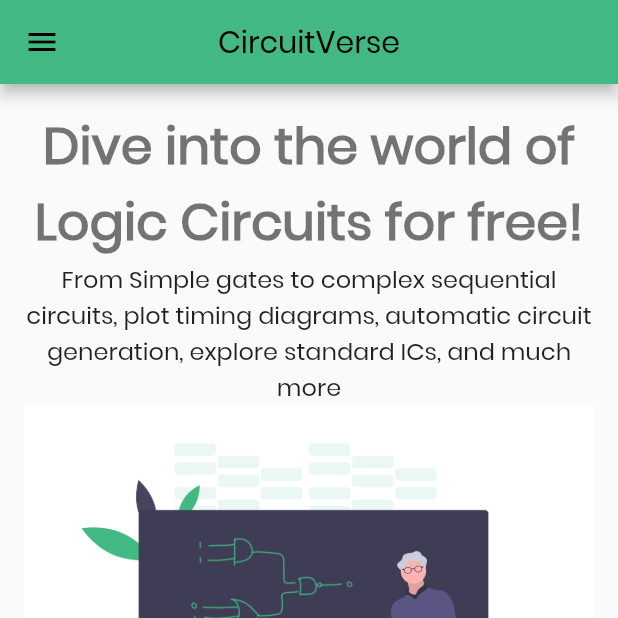
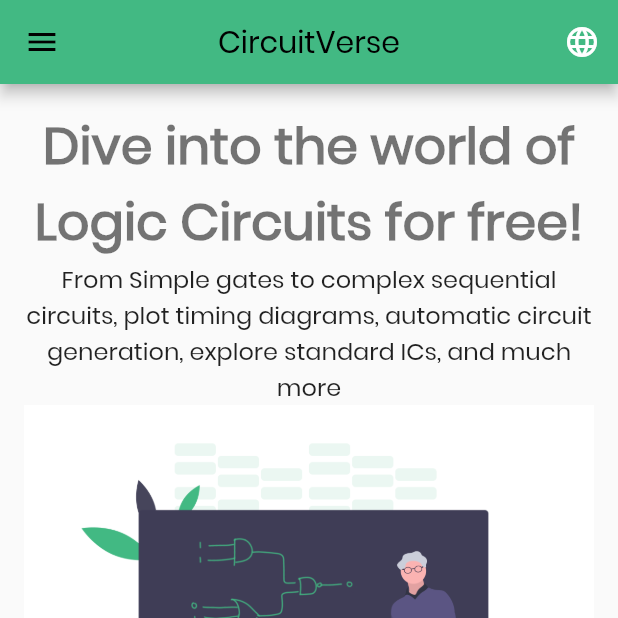
Before and after one commit to CircuitVerse/mobile-app, a Flutter app: the screen it shows after launch, on a phone screen of 412 x 824 dp, the top half of it. Run offline on Flutter 3.47's test engine with Material 2 defaults, Android fonts, the phone set to English and light mode, and no system bars; our stand-ins replace datetime_picker_formfield, flutter_html, flutter_icons, flutter_keyboard_visibility, flutter_markdown, flutter_svg and 14 more; missing offline and left inert: flutter_facebook_auth, flutter_math_fork, flutter_summernote, markdown, mockito, oauth2_client; accounts and stored records are empty; generated files the repository leaves out were written again; project files that could hold a hidden picture were left out.

Commit message:
add language switcher

```diff
--- /dev/null
+++ b/lib/locale/language.dart
@@ -0,0 +1,12 @@
+class L10n {
+  static String getLanguage(String code) {
+    switch (code) {
+      case 'hi':
+        return '🇮🇳 Hindi';
+      case 'en':
+        return '🇺🇸 English';
+      default:
+        return '🇺🇸 English';
+    }
+  }
+}
--- /dev/null
+++ b/lib/locale/language_picker.dart
@@ -0,0 +1,40 @@
+import 'package:flutter/material.dart';
+import 'package:mobile_app/locale/language.dart';
+import 'package:mobile_app/locale/locale.dart';
+import 'package:provider/provider.dart';
+import 'package:flutter_gen/gen_l10n/app_localizations.dart';
+
+class LanguagePickerWidget extends StatelessWidget {
+  @override
+  Widget build(BuildContext context) {
+    return DropdownButtonHideUnderline(
+      child: DropdownButton(
+        icon: Icon(
+                Icons.language,
+                color: Colors.white,
+              ),
+        items: AppLocalizations.supportedLocales.map(
+          (locale) {
+            final language = L10n.getLanguage(locale.languageCode);
+            return DropdownMenuItem(
+              value: locale,
+              onTap: () {
+                final provider =
+                    Provider.of<LocaleProvider>(context, listen: false);
+
+                provider.setLocale(locale);
+              },
+              child: Center(
+                child: Text(
+                  language,
+                  style: TextStyle(fontSize: 20),
+                ),
+              ),
+            );
+          },
+        ).toList(),
+        onChanged: (_) {},
+      ),
+    );
+  }
+}
--- /dev/null
+++ b/lib/locale/locale.dart
@@ -0,0 +1,19 @@
+import 'package:flutter/material.dart';
+import 'package:flutter_gen/gen_l10n/app_localizations.dart';
+
+class LocaleProvider extends ChangeNotifier {
+  Locale _locale;
+
+  Locale get locale => _locale;
+
+  void setLocale(Locale locale) {
+    if (!AppLocalizations.supportedLocales.contains(locale)) return;
+    _locale = locale;
+    notifyListeners();
+  }
+
+  void clearLocale() {
+    _locale = null;
+    notifyListeners();
+  }
+}
--- a/lib/main.dart
+++ b/lib/main.dart
@@ -4,9 +4,11 @@ import 'package:flutter_keyboard_visibility/flutter_keyboard_visibility.dart';
 import 'package:flutter_gen/gen_l10n/app_localizations.dart';
 import 'package:get/get.dart';
 import 'package:mobile_app/cv_theme.dart';
+import 'package:mobile_app/locale/locale.dart';
 import 'package:mobile_app/locator.dart';
 import 'package:mobile_app/services/database_service.dart';
 import 'package:mobile_app/utils/router.dart';
+import 'package:provider/provider.dart';
 import 'package:theme_provider/theme_provider.dart';
 import 'ui/views/startup_view.dart';
 
@@ -25,12 +27,14 @@ Future<void> main() async {
 class CircuitVerseMobile extends StatelessWidget {
   // This widget is the root of CircuitVerse Mobile.
   @override
-  Widget build(BuildContext context) {
+  Widget build(BuildContext context)  => ChangeNotifierProvider(
+    create: (context) => LocaleProvider(),
+    builder: (context, child) {
+      final provider = Provider.of<LocaleProvider>(context);
       SystemChrome.setPreferredOrientations([
           DeviceOrientation.portraitUp,
           DeviceOrientation.portraitDown,
         ]);
-
       return KeyboardDismissOnTap(
         child: ThemeProvider(
           saveThemesOnChange: true,
@@ -68,6 +72,7 @@ class CircuitVerseMobile extends StatelessWidget {
                 title: 'CircuitVerse Mobile',
                 localizationsDelegates: AppLocalizations.localizationsDelegates,
                 supportedLocales: AppLocalizations.supportedLocales,
+                locale: provider.locale,
                 onGenerateTitle: (BuildContext context) =>
                     AppLocalizations.of(context).title,
                 debugShowCheckedModeBanner: false,
@@ -80,4 +85,5 @@ class CircuitVerseMobile extends StatelessWidget {
         ),
       );
     }
+  );
 }
--- a/lib/ui/views/cv_landing_view.dart
+++ b/lib/ui/views/cv_landing_view.dart
@@ -3,6 +3,7 @@ import 'package:flutter/material.dart';
 import 'package:flutter_icons/flutter_icons.dart';
 import 'package:get/get.dart';
 import 'package:mobile_app/cv_theme.dart';
+import 'package:mobile_app/locale/language_picker.dart';
 import 'package:mobile_app/locator.dart';
 import 'package:mobile_app/services/dialog_service.dart';
 import 'package:mobile_app/ui/components/cv_drawer_tile.dart';
@@ -75,6 +76,10 @@ class _CVLandingViewState extends State<CVLandingView> {
         ),
       ),
       centerTitle: true,
+      actions:  [
+        LanguagePickerWidget(),
+        const SizedBox(width: 12),
+      ],
     );
   }
 
```
Lines whose indentation alone changed are shown as unchanged.
